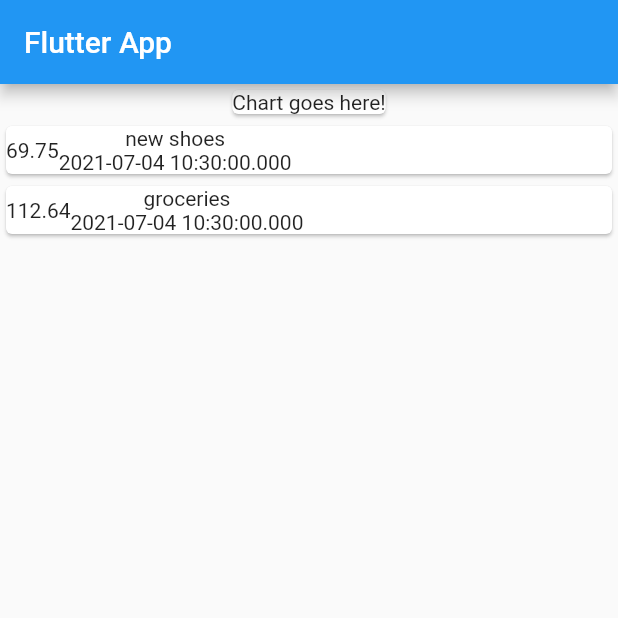
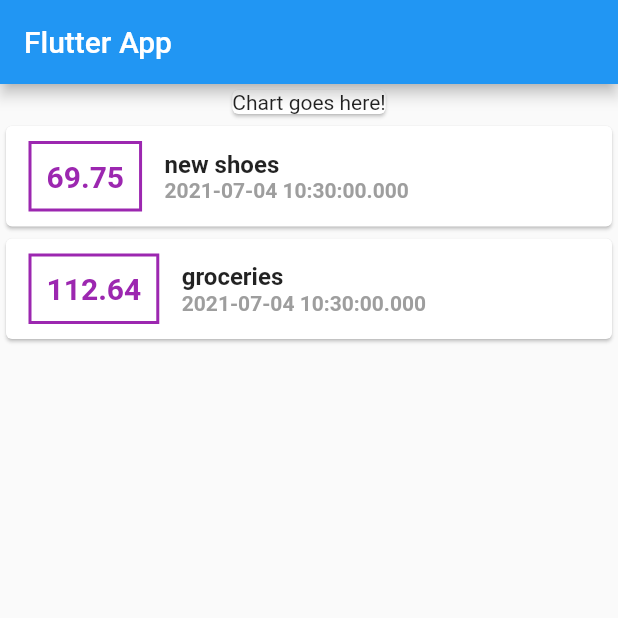
Before and after one commit to yaser-eftekhari/flutter-expense_planner, a Flutter app: the screen it shows after launch, on a phone screen of 412 x 824 dp, the top half of it. Run offline on Flutter 3.47's test engine with Material 2 defaults, Android fonts, the phone set to English and light mode, and no system bars.

Commit message:
added some styling

```diff
--- a/lib/main.dart
+++ b/lib/main.dart
@@ -49,15 +49,44 @@ class MyHomePage extends StatelessWidget {
                     child: Row(
                       children: [
                         Container(
-                          child: Text(tx.amount.toString()),
+                          child: Text(
+                            tx.amount.toString(),
+                            style: TextStyle(
+                              fontWeight: FontWeight.bold,
+                              fontSize: 20,
+                              color: Colors.purple,
+                            ),
+                          ),
+                          margin: EdgeInsets.symmetric(
+                            horizontal: 15,
+                            vertical: 10,
+                          ),
+                          padding: EdgeInsets.all(10),
+                          decoration: BoxDecoration(
+                              border: Border.all(
+                            color: Colors.purple,
+                            width: 2,
+                          )),
                         ),
                         Column(
                           children: [
-                            Text(tx.title),
+                            Text(
+                              tx.title,
+                              style: TextStyle(
+                                fontWeight: FontWeight.bold,
+                                fontSize: 16,
+                              ),
+                            ),
                             Text(
                               tx.date.toString(),
+                              style: TextStyle(
+                                fontWeight: FontWeight.bold,
+                                fontSize: 14,
+                                color: Colors.grey,
+                              ),
                             ),
                           ],
+                          crossAxisAlignment: CrossAxisAlignment.start,
                         ),
                       ],
                     ),
```
